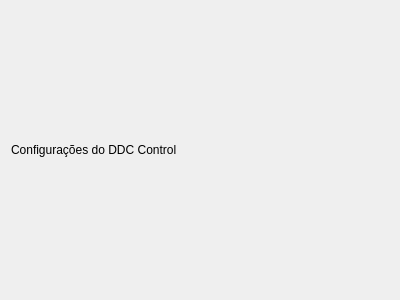
Old version of the form contents/config/config.ui in the repository pedroluizmossi/ddccontrol.
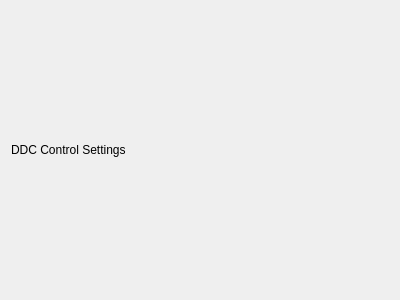
New version of the form.

Commit message: Update localization and improve README documentation for DDC Brightness Control Plasmoid

What changed in the file:
```diff
--- a/contents/config/config.ui
+++ b/contents/config/config.ui
@@ -14,7 +14,7 @@
             <item>
                 <widget class="QLabel" name="label">
                     <property name="text">
-                        <string>Configurações do DDC Control</string>
+                        <string>DDC Control Settings</string>
                     </property>
                 </widget>
             </item>
```
The commit also changes 4 other files.
